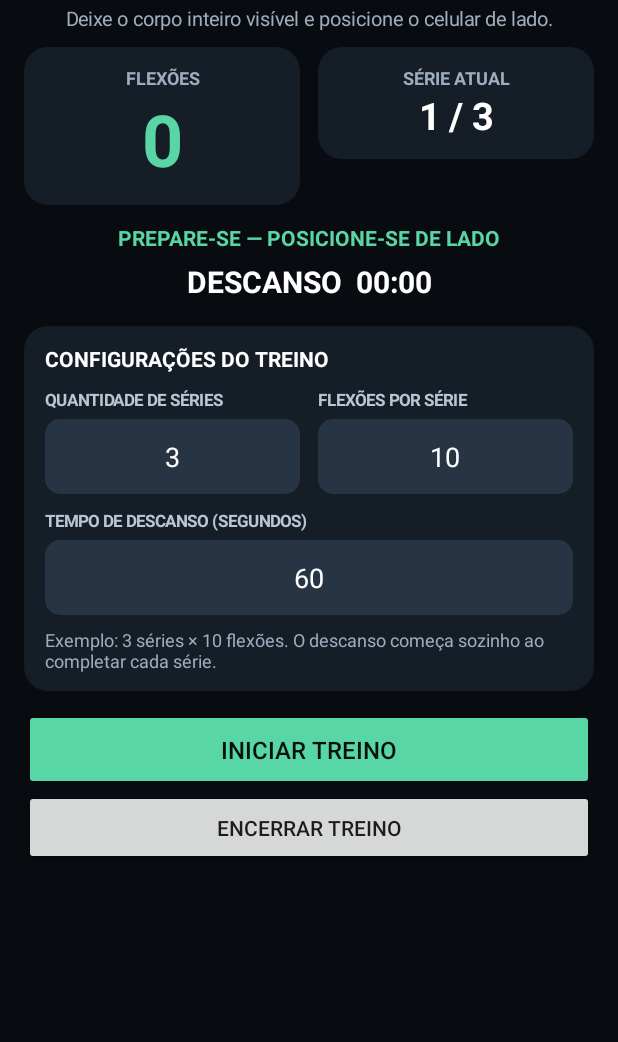
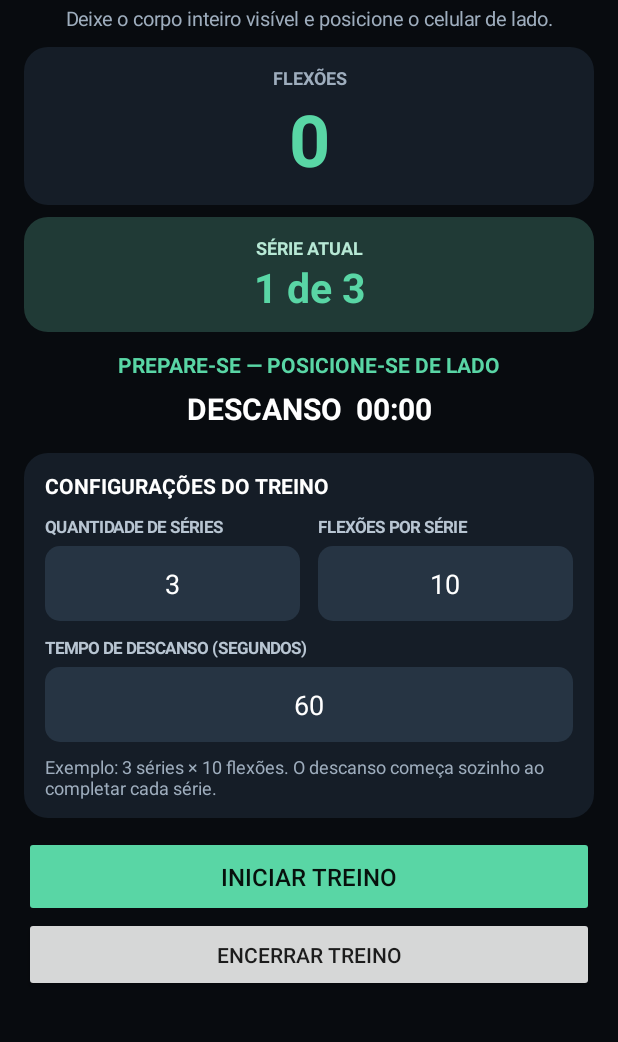
Before and after one commit to marvesanttos-dotcom/contador-flexoes., an Android app: the screen it shows after launch (PushupActivity), after a tap on "INICIAR TREINO", on a phone screen of 412 x 824 dp, the part 71-1113 px from its top. Run offline under Robolectric (Android 15) with nearby library versions, the phone set to English and light mode, and no system bars; libraries missing offline, so code that uses them is left out: androidx.camera.core, androidx.camera.lifecycle, androidx.camera.view, com.google.mlkit.vision; 7 statements that could not run were skipped.

Commit message:
Destaca série atual abaixo do contador de flexões

```diff
--- a/contadorflexoes/src/main/java/br/com/contadorflexoes/PushupActivity.java
+++ b/contadorflexoes/src/main/java/br/com/contadorflexoes/PushupActivity.java
@@ -79,17 +79,21 @@ public class PushupActivity extends androidx.activity.ComponentActivity {
         LinearLayout.LayoutParams pp=new LinearLayout.LayoutParams(-1,dp(185)); pp.bottomMargin=dp(12);
         root.addView(preview,pp);
 
-        LinearLayout stats=new LinearLayout(this); stats.setOrientation(LinearLayout.HORIZONTAL);
+        LinearLayout stats=column();
         LinearLayout repCard=card(); repCard.setGravity(Gravity.CENTER);
         TextView repLabel=text("FLEXÕES",12,0xFF9EADBD,true); repLabel.setGravity(Gravity.CENTER);
         countText=text("0",48,0xFF59D6A5,true); countText.setGravity(Gravity.CENTER);
         repCard.addView(repLabel); repCard.addView(countText);
+        stats.addView(repCard,new LinearLayout.LayoutParams(-1,-2));
+
         LinearLayout seriesCard=card(); seriesCard.setGravity(Gravity.CENTER);
-        TextView seriesLabel=text("SÉRIE ATUAL",12,0xFF9EADBD,true); seriesLabel.setGravity(Gravity.CENTER);
-        setText=text("1 / 3",25,Color.WHITE,true); setText.setGravity(Gravity.CENTER);
+        seriesCard.setBackground(round(0xFF203A36,16));
+        TextView seriesLabel=text("SÉRIE ATUAL",12,0xFFB7E8D5,true); seriesLabel.setGravity(Gravity.CENTER);
+        setText=text("1 de 3",27,0xFF59D6A5,true); setText.setGravity(Gravity.CENTER);
         seriesCard.addView(seriesLabel); seriesCard.addView(setText);
-        LinearLayout.LayoutParams half=new LinearLayout.LayoutParams(0,-2,1); half.rightMargin=dp(6);
-        stats.addView(repCard,half); LinearLayout.LayoutParams half2=new LinearLayout.LayoutParams(0,-2,1); half2.leftMargin=dp(6); stats.addView(seriesCard,half2);
+        LinearLayout.LayoutParams seriesParams=new LinearLayout.LayoutParams(-1,-2);
+        seriesParams.topMargin=dp(8);
+        stats.addView(seriesCard,seriesParams);
         root.addView(stats);
 
         statusText=text("PRONTO PARA COMEÇAR",14,0xFF59D6A5,true);
@@ -197,7 +201,7 @@ public class PushupActivity extends androidx.activity.ComponentActivity {
         if(remaining<=0){resting=false;reps=0;sets++;updateStats();statusText.setText("VAMOS! PRÓXIMA SÉRIE");timerText.setText("DESCANSO  00:00");vibrate();return;}
         remaining--; restTick=this::tickRest; handler.postDelayed(restTick,1000);
     }
-    private void updateStats(){countText.setText(String.valueOf(reps));setText.setText(sets+" / "+totalSets);}
+    private void updateStats(){countText.setText(String.valueOf(reps));setText.setText(sets+" de "+totalSets);}
     private void finishWorkout(){
         workout=false;resting=false;statusText.setText("TREINO CONCLUÍDO! PARABÉNS!");
         timerText.setText(" "+totalSets+" SÉRIES COMPLETAS");
```
